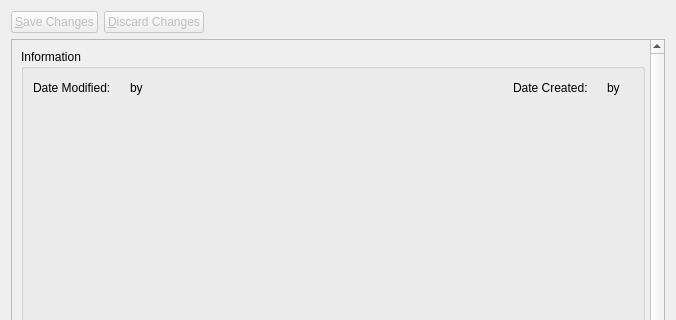
This is client/src/details/detailswidget.ui in KDAB/FatCRM as Qt 5 draws it before an edit; both pictures show x 0 to 676 and y 0 to 320 of the 676 by 610 pixel window. The edited form follows.
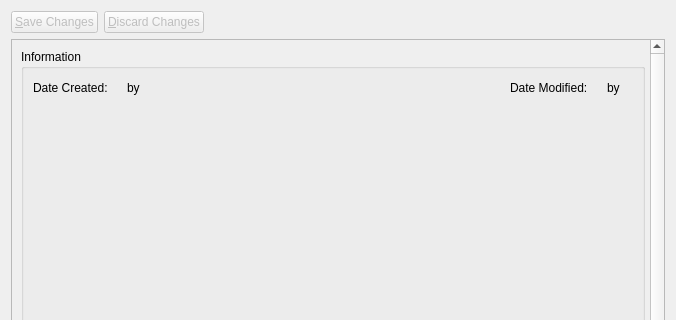
This is the edited form.

Commit message:
date created on the left, date modified on the right
Sabine is right, this makes more sense.

Patch:
```diff
--- a/client/src/details/detailswidget.ui
+++ b/client/src/details/detailswidget.ui
@@ -61,8 +61,8 @@
        <rect>
         <x>0</x>
         <y>0</y>
-        <width>644</width>
-        <height>575</height>
+        <width>647</width>
+        <height>578</height>
        </rect>
       </property>
       <layout class="QVBoxLayout" name="verticalLayout">
@@ -75,32 +75,24 @@
           <item row="0" column="0" colspan="2">
            <layout class="QHBoxLayout" name="horizontalLayout">
             <item>
-             <widget class="QLabel" name="modifiedDateLabel">
+             <widget class="QLabel" name="createdDateLabel">
               <property name="text">
-               <string>Date Modified:</string>
+               <string>Date Created:</string>
               </property>
              </widget>
             </item>
             <item>
-			 <widget class="QLabel" name="dateModified">
-              <property name="text">
-               <string/>
-              </property>
-             </widget>
+             <widget class="QLabel" name="dateEntered"/>
             </item>
             <item>
-             <widget class="QLabel" name="modifiedByLabel">
+             <widget class="QLabel" name="createdByLabel">
               <property name="text">
                <string>by</string>
               </property>
              </widget>
             </item>
             <item>
-             <widget class="QLabel" name="modifiedBy">
-              <property name="text">
-               <string/>
-              </property>
-             </widget>
+             <widget class="QLabel" name="createdBy"/>
             </item>
             <item>
              <spacer name="horizontalSpacer_3">
@@ -116,32 +108,28 @@
              </spacer>
             </item>
             <item>
-             <widget class="QLabel" name="createdDateLabel">
+             <widget class="QLabel" name="modifiedDateLabel">
               <property name="text">
-               <string>Date Created:</string>
+               <string>Date Modified:</string>
               </property>
              </widget>
             </item>
             <item>
-             <widget class="QLabel" name="dateEntered">
+             <widget class="QLabel" name="dateModified">
               <property name="text">
                <string/>
               </property>
              </widget>
             </item>
             <item>
-             <widget class="QLabel" name="createdByLabel">
+             <widget class="QLabel" name="modifiedByLabel">
               <property name="text">
                <string>by</string>
               </property>
              </widget>
             </item>
             <item>
-             <widget class="QLabel" name="createdBy">
-              <property name="text">
-               <string/>
-              </property>
-             </widget>
+             <widget class="QLabel" name="modifiedBy"/>
             </item>
            </layout>
           </item>
```
Left out of the diff: 1 changed line with no effect on the pictures. Lines whose indentation alone changed are shown as unchanged. The commit also changes 1 other file.
